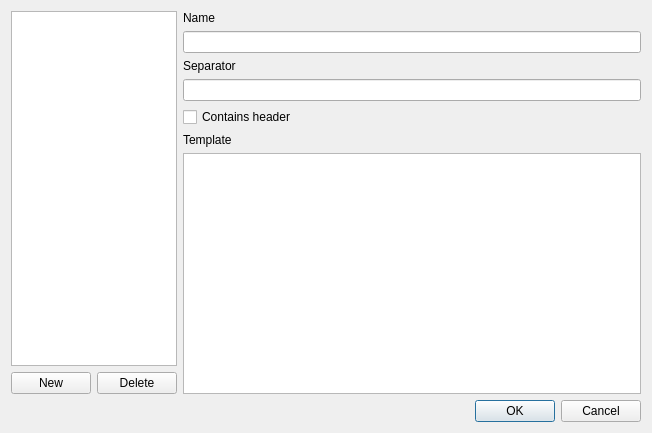
Qt form profilesdialog.ui (timsterzel/Ultimate-Label) before a commit.
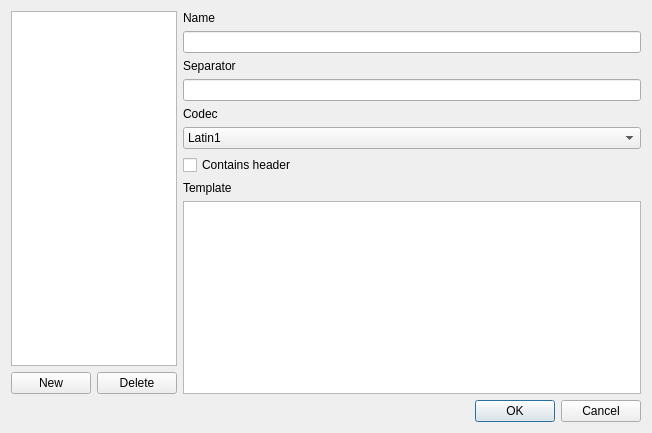
The same form after that commit.

Commit message: Add codec combo box for profiles

Diff of the .ui file:
```diff
--- a/profilesdialog.ui
+++ b/profilesdialog.ui
@@ -79,6 +79,37 @@
        <item>
         <widget class="QLineEdit" name="lineEdit_separator"/>
        </item>
+       <item>
+        <widget class="QLabel" name="label_codec">
+         <property name="text">
+          <string>Codec</string>
+         </property>
+        </widget>
+       </item>
+       <item>
+        <widget class="QComboBox" name="comboBox_codec">
+         <item>
+          <property name="text">
+           <string>Latin1</string>
+          </property>
+         </item>
+         <item>
+          <property name="text">
+           <string>UTF-8</string>
+          </property>
+         </item>
+         <item>
+          <property name="text">
+           <string>UTF-16</string>
+          </property>
+         </item>
+         <item>
+          <property name="text">
+           <string>UTF-32</string>
+          </property>
+         </item>
+        </widget>
+       </item>
        <item>
         <widget class="QCheckBox" name="checkBox_containsHeader">
          <property name="text">
```
The commit also changes 2 other files.
